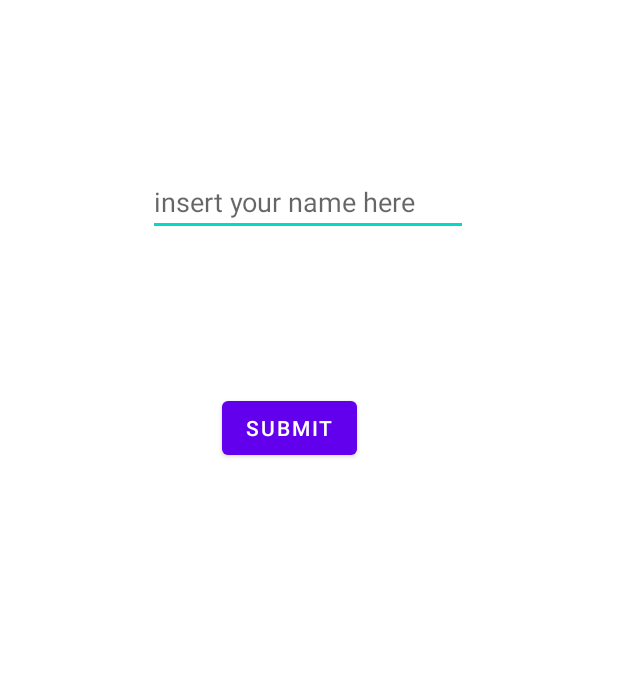
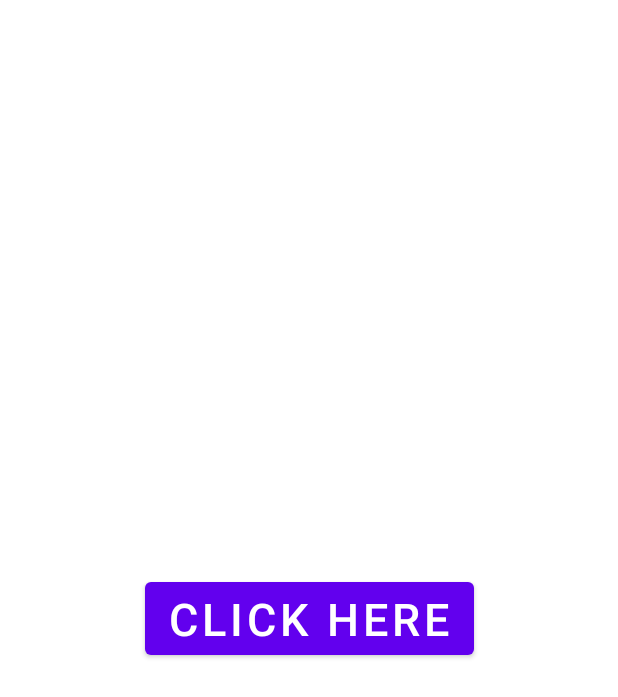
Before and after one commit to alikamrann/DataBinding, an Android app: the layout activity_main.xml on its own in the app's theme, with its tools: preview values and no code run, on a phone screen of 412 x 824 dp. Shown: the top 697 px of the screen. Run offline under Robolectric (Android 15) with nearby library versions, the phone set to English and light mode, and no system bars.

Commit message:
part6 viewModel

```diff
--- a/app/src/main/res/layout/activity_main.xml
+++ b/app/src/main/res/layout/activity_main.xml
@@ -1,53 +1,40 @@
-<?xml version="1.0" encoding="utf-8"?>
 <layout xmlns:android="http://schemas.android.com/apk/res/android"
     xmlns:app="http://schemas.android.com/apk/res-auto"
     xmlns:tools="http://schemas.android.com/tools">
+<data>
 
-    <data>
+    <variable
+        name="myViewModel"
+        type="com.example.databinding.viewmodel.MainActivityViewModel" />
+</data><androidx.constraintlayout.widget.ConstraintLayout
+android:layout_height="match_parent"
+android:layout_width="match_parent"
+tools:context=".MainActivity">
+<TextView
+    android:id="@+id/count_text"
+    android:layout_height="wrap_content"
+    android:layout_width="wrap_content"
+    android:text="@{String.valueOf(myViewModel.countData)}"
+    android:textSize="66sp"
+    android:textStyle="bold"
+    android:typeface="serif"
+    app:layout_constraintBottom_toBottomOf="parent"
+    app:layout_constraintEnd_toEndOf="parent"
+    app:layout_constraintHorizontal_bias="0.5"
+    app:layout_constraintStart_toStartOf="parent"
+    app:layout_constraintTop_toTopOf="parent"
+    app:layout_constraintVertical_bias="0.262" />
 
-    </data>
-
-    <androidx.constraintlayout.widget.ConstraintLayout
-        android:layout_width="match_parent"
-        android:layout_height="match_parent"
-        tools:context=".MainActivity">
-
-        <EditText
-            android:id="@+id/editTextTextPersonName"
-            android:layout_width="wrap_content"
-            android:layout_height="wrap_content"
-            android:layout_marginTop="112dp"
-            android:ems="10"
-            android:hint="insert your name here"
-            android:inputType="textPersonName"
-            app:layout_constraintEnd_toEndOf="parent"
-            app:layout_constraintHorizontal_bias="0.497"
-            app:layout_constraintStart_toStartOf="parent"
-            app:layout_constraintTop_toTopOf="parent" />
-
-        <Button
-            android:id="@+id/submit_button"
-            android:layout_width="wrap_content"
-            android:layout_height="wrap_content"
-            android:layout_marginStart="147dp"
-            android:layout_marginTop="104dp"
-            android:layout_marginEnd="174dp"
-            android:text="submit"
-            app:layout_constraintEnd_toEndOf="parent"
-            app:layout_constraintStart_toStartOf="parent"
-            app:layout_constraintTop_toBottomOf="@+id/editTextTextPersonName" />
-
-        <TextView
-            android:id="@+id/greeting_text_view"
-            android:layout_width="wrap_content"
-            android:layout_height="wrap_content"
-            android:layout_marginStart="150dp"
-            android:layout_marginTop="43dp"
-            android:layout_marginEnd="203dp"
-            android:layout_marginBottom="49dp"
-            app:layout_constraintBottom_toTopOf="@+id/editTextTextPersonName"
-            app:layout_constraintEnd_toEndOf="parent"
-            app:layout_constraintStart_toStartOf="parent"
-            app:layout_constraintTop_toTopOf="parent" />
-    </androidx.constraintlayout.widget.ConstraintLayout>
-</layout>
+<Button
+    android:id="@+id/button"
+    android:layout_height="wrap_content"
+    android:layout_width="wrap_content"
+    android:onClick="@{()->myViewModel.updateCount()}"
+    android:text="Click Here"
+    android:textSize="30sp"
+    app:layout_constraintBottom_toBottomOf="parent"
+    app:layout_constraintEnd_toEndOf="parent"
+    app:layout_constraintHorizontal_bias="0.5"
+    app:layout_constraintStart_toStartOf="parent"
+    app:layout_constraintTop_toTopOf="parent" />
+</androidx.constraintlayout.widget.ConstraintLayout></layout>
```
Also changed, not shown: app/src/main/AndroidManifest.xml (+7 -5 lines), app/src/main/java/com/example/databinding/MainActivity.kt (+9 -20 lines), app/src/main/java/com/example/databinding/ThirdActivity.kt (+0 -13 lines), app/src/main/java/com/example/databinding/viewmodel/MainActivityViewModel.kt (+8 -17 lines), app/src/main/java/com/example/databinding/viewmodel/MainActivityViewModelFactory.kt (+6 -6 lines).
